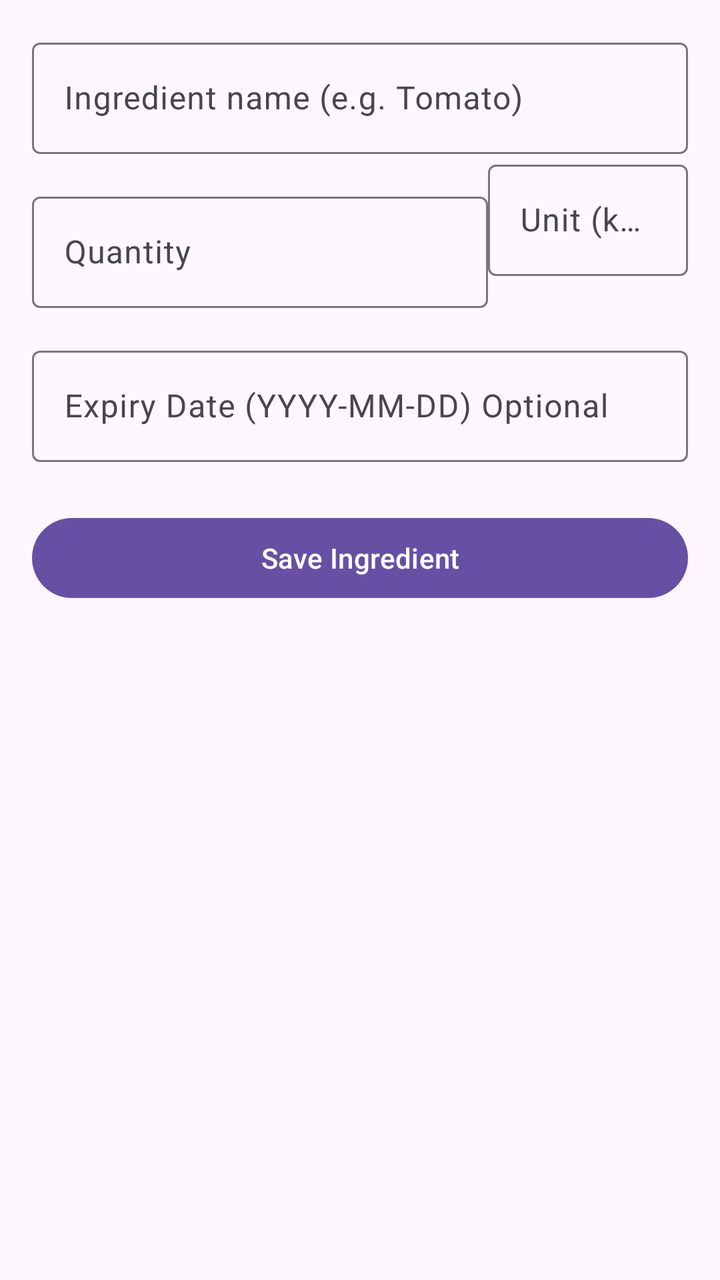
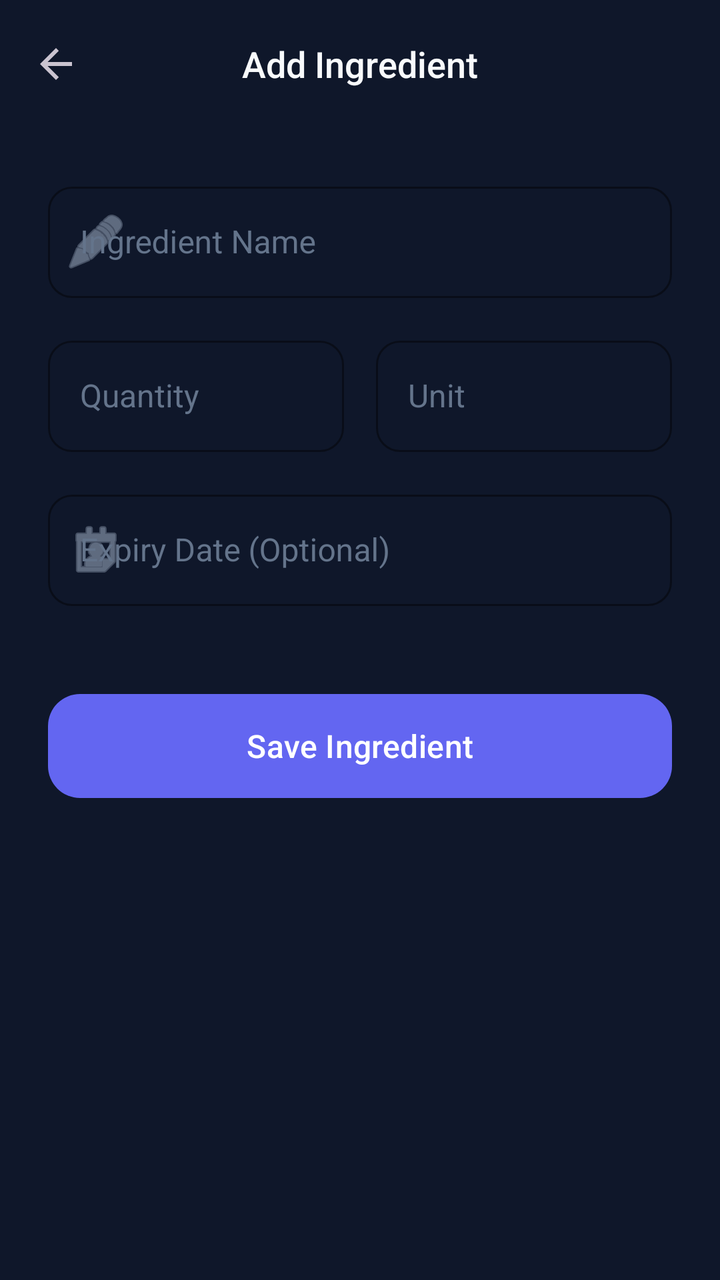

Compare the two renders of this Android layout. The source of the first and the diff that turns it into the second are given below.
<!-- AndroidManifest.xml: application theme Theme.SmartPantryManager -->
<!-- res/layout/activity_add_edit.xml -->
<?xml version="1.0" encoding="utf-8"?>
<androidx.constraintlayout.widget.ConstraintLayout
    xmlns:android="http://schemas.android.com/apk/res/android"
    xmlns:app="http://schemas.android.com/apk/res-auto"
    android:layout_width="match_parent"
    android:layout_height="match_parent"
    android:padding="16dp">

    <com.google.android.material.textfield.TextInputLayout
        android:id="@+id/layoutName"
        android:layout_width="match_parent"
        android:layout_height="wrap_content"
        app:layout_constraintTop_toTopOf="parent">
        <com.google.android.material.textfield.TextInputEditText
            android:id="@+id/edtName"
            android:layout_width="match_parent"
            android:layout_height="wrap_content"
            android:hint="Ingredient name (e.g. Tomato)"/>
    </com.google.android.material.textfield.TextInputLayout>

    <com.google.android.material.textfield.TextInputLayout
        android:id="@+id/layoutQty"
        android:layout_width="0dp"
        android:layout_height="wrap_content"
        android:layout_marginTop="16dp"
        app:layout_constraintTop_toBottomOf="@id/layoutName"
        app:layout_constraintStart_toStartOf="parent"
        app:layout_constraintEnd_toStartOf="@id/layoutUnit"
        app:layout_constraintHorizontal_weight="1">
        <com.google.android.material.textfield.TextInputEditText
            android:id="@+id/edtQuantity"
            android:layout_width="match_parent"
            android:layout_height="wrap_content"
            android:inputType="numberDecimal"
            android:hint="Quantity"/>
    </com.google.android.material.textfield.TextInputLayout>

    <com.google.android.material.textfield.TextInputLayout
        android:id="@+id/layoutUnit"
        android:layout_width="100dp"
        android:layout_height="wrap_content"
        android:layout_marginStart="8dp"
        app:layout_constraintTop_toBottomOf="@id/layoutName"
        app:layout_constraintEnd_toEndOf="parent">
        <com.google.android.material.textfield.TextInputEditText
            android:id="@+id/edtUnit"
            android:layout_width="match_parent"
            android:layout_height="wrap_content"
            android:hint="Unit (kg/pcs)"/>
    </com.google.android.material.textfield.TextInputLayout>

    <com.google.android.material.textfield.TextInputLayout
        android:id="@+id/layoutExpiry"
        android:layout_width="match_parent"
        android:layout_height="wrap_content"
        android:layout_marginTop="16dp"
        app:layout_constraintTop_toBottomOf="@id/layoutQty">
        <com.google.android.material.textfield.TextInputEditText
            android:id="@+id/edtExpiry"
            android:layout_width="match_parent"
            android:layout_height="wrap_content"
            android:hint="Expiry Date (YYYY-MM-DD) Optional"/>
    </com.google.android.material.textfield.TextInputLayout>

    <com.google.android.material.button.MaterialButton
        android:id="@+id/btnSave"
        android:layout_width="match_parent"
        android:layout_height="wrap_content"
        android:layout_marginTop="24dp"
        android:text="Save Ingredient"
        app:layout_constraintTop_toBottomOf="@id/layoutExpiry"/>

</androidx.constraintlayout.widget.ConstraintLayout>
<!-- resources referenced by this layout -->
<resources>
  <style name="Theme.SmartPantryManager" parent="Base.Theme.SmartPantryManager" />
  <style name="Base.Theme.SmartPantryManager" parent="Theme.Material3.DayNight.NoActionBar">
          
          
      </style>
</resources>

<!-- the commit's change to res/layout/activity_add_edit.xml (unified diff, before → after) -->
@@ -1,73 +1,128 @@
 <?xml version="1.0" encoding="utf-8"?>
-<androidx.constraintlayout.widget.ConstraintLayout
+<androidx.coordinatorlayout.widget.CoordinatorLayout
     xmlns:android="http://schemas.android.com/apk/res/android"
     xmlns:app="http://schemas.android.com/apk/res-auto"
     android:layout_width="match_parent"
     android:layout_height="match_parent"
-    android:padding="16dp">
+    android:background="@color/bg_deep_slate">
 
-    <com.google.android.material.textfield.TextInputLayout
-        android:id="@+id/layoutName"
+    <com.google.android.material.appbar.AppBarLayout
         android:layout_width="match_parent"
         android:layout_height="wrap_content"
-        app:layout_constraintTop_toTopOf="parent">
-        <com.google.android.material.textfield.TextInputEditText
-            android:id="@+id/edtName"
+        android:background="@color/bg_deep_slate"
+        app:elevation="0dp">
+
+        <com.google.android.material.appbar.MaterialToolbar
+            android:id="@+id/toolbarAddEdit"
+            android:layout_width="match_parent"
+            android:layout_height="?attr/actionBarSize"
+            app:title="Add Ingredient"
+            app:titleCentered="true"
+            app:navigationIcon="?attr/homeAsUpIndicator"
+            app:titleTextAppearance="@style/AppTitleMedium" />
+    </com.google.android.material.appbar.AppBarLayout>
+
+    <androidx.core.widget.NestedScrollView
+        android:layout_width="match_parent"
+        android:layout_height="match_parent"
+        app:layout_behavior="@string/appbar_scrolling_view_behavior">
+
+        <androidx.constraintlayout.widget.ConstraintLayout
             android:layout_width="match_parent"
             android:layout_height="wrap_content"
-            android:hint="Ingredient name (e.g. Tomato)"/>
-    </com.google.android.material.textfield.TextInputLayout>
+            android:padding="24dp">
 
-    <com.google.android.material.textfield.TextInputLayout
-        android:id="@+id/layoutQty"
-        android:layout_width="0dp"
-        android:layout_height="wrap_content"
-        android:layout_marginTop="16dp"
-        app:layout_constraintTop_toBottomOf="@id/layoutName"
-        app:layout_constraintStart_toStartOf="parent"
-        app:layout_constraintEnd_toStartOf="@id/layoutUnit"
-        app:layout_constraintHorizontal_weight="1">
-        <com.google.android.material.textfield.TextInputEditText
-            android:id="@+id/edtQuantity"
-            android:layout_width="match_parent"
-            android:layout_height="wrap_content"
-            android:inputType="numberDecimal"
-            android:hint="Quantity"/>
-    </com.google.android.material.textfield.TextInputLayout>
+            <com.google.android.material.textfield.TextInputLayout
+                android:id="@+id/layoutName"
+                style="@style/AppTextInputStyle"
+                android:layout_width="match_parent"
+                android:layout_height="wrap_content"
+                android:hint="Ingredient Name"
+                app:startIconDrawable="@android:drawable/ic_menu_edit"
+                app:layout_constraintTop_toTopOf="parent">
 
-    <com.google.android.material.textfield.TextInputLayout
-        android:id="@+id/layoutUnit"
-        android:layout_width="100dp"
-        android:layout_height="wrap_content"
-        android:layout_marginStart="8dp"
-        app:layout_constraintTop_toBottomOf="@id/layoutName"
-        app:layout_constraintEnd_toEndOf="parent">
-        <com.google.android.material.textfield.TextInputEditText
-            android:id="@+id/edtUnit"
-            android:layout_width="match_parent"
-            android:layout_height="wrap_content"
-            android:hint="Unit (kg/pcs)"/>
-    </com.google.android.material.textfield.TextInputLayout>
+                <com.google.android.material.textfield.TextInputEditText
+                    android:id="@+id/edtName"
+                    android:layout_width="match_parent"
+                    android:layout_height="wrap_content"
+                    android:inputType="textCapWords"
+                    android:textColor="@color/text_high_contrast" />
+            </com.google.android.material.textfield.TextInputLayout>
 
-    <com.google.android.material.textfield.TextInputLayout
-        android:id="@+id/layoutExpiry"
-        android:layout_width="match_parent"
-        android:layout_height="wrap_content"
-        android:layout_marginTop="16dp"
-        app:layout_constraintTop_toBottomOf="@id/layoutQty">
-        <com.google.android.material.textfield.TextInputEditText
-            android:id="@+id/edtExpiry"
-            android:layout_width="match_parent"
-            android:layout_height="wrap_content"
-            android:hint="Expiry Date (YYYY-MM-DD) Optional"/>
-    </com.google.android.material.textfield.TextInputLayout>
+            <LinearLayout
+                android:id="@+id/layoutQtyRow"
+                android:layout_width="match_parent"
+                android:layout_height="wrap_content"
+                android:layout_marginTop="16dp"
+                android:orientation="horizontal"
+                app:layout_constraintTop_toBottomOf="@id/layoutName">
 
-    <com.google.android.material.button.MaterialButton
-        android:id="@+id/btnSave"
-        android:layout_width="match_parent"
-        android:layout_height="wrap_content"
-        android:layout_marginTop="24dp"
-        android:text="Save Ingredient"
-        app:layout_constraintTop_toBottomOf="@id/layoutExpiry"/>
+                <com.google.android.material.textfield.TextInputLayout
+                    android:id="@+id/layoutQty"
+                    style="@style/AppTextInputStyle"
+                    android:layout_width="0dp"
+                    android:layout_height="wrap_content"
+                    android:layout_weight="1"
+                    android:hint="Quantity"
+                    android:layout_marginEnd="8dp">
 
-</androidx.constraintlayout.widget.ConstraintLayout>
+                    <com.google.android.material.textfield.TextInputEditText
+                        android:id="@+id/edtQuantity"
+                        android:layout_width="match_parent"
+                        android:layout_height="wrap_content"
+                        android:inputType="numberDecimal"
+                        android:textColor="@color/text_high_contrast" />
+                </com.google.android.material.textfield.TextInputLayout>
+
+                <com.google.android.material.textfield.TextInputLayout
+                    android:id="@+id/layoutUnit"
+                    style="@style/AppTextInputStyle"
+                    android:layout_width="0dp"
+                    android:layout_height="wrap_content"
+                    android:layout_weight="1"
+                    android:hint="Unit"
+                    android:layout_marginStart="8dp">
+
+                    <com.google.android.material.textfield.TextInputEditText
+                        android:id="@+id/edtUnit"
+                        android:layout_width="match_parent"
+                        android:layout_height="wrap_content"
+                        android:inputType="text"
+                        android:textColor="@color/text_high_contrast" />
+                </com.google.android.material.textfield.TextInputLayout>
+            </LinearLayout>
+
+            <com.google.android.material.textfield.TextInputLayout
+                android:id="@+id/layoutExpiry"
+                style="@style/AppTextInputStyle"
+                android:layout_width="match_parent"
+                android:layout_height="wrap_content"
+                android:layout_marginTop="16dp"
+                android:hint="Expiry Date (Optional)"
+                app:startIconDrawable="@android:drawable/ic_menu_my_calendar"
+                app:layout_constraintTop_toBottomOf="@id/layoutQtyRow">
+
+                <com.google.android.material.textfield.TextInputEditText
+                    android:id="@+id/edtExpiry"
+                    android:layout_width="match_parent"
+                    android:layout_height="wrap_content"
+                    android:inputType="date"
+                    android:textColor="@color/text_high_contrast" />
+            </com.google.android.material.textfield.TextInputLayout>
+
+            <com.google.android.material.button.MaterialButton
+                android:id="@+id/btnSave"
+                android:layout_width="match_parent"
+                android:layout_height="60dp"
+                android:layout_marginTop="40dp"
+                android:text="Save Ingredient"
+                android:textAllCaps="false"
+                android:textSize="16sp"
+                app:cornerRadius="16dp"
+                app:backgroundTint="@color/accent_indigo"
+                app:layout_constraintTop_toBottomOf="@id/layoutExpiry" />
+
+        </androidx.constraintlayout.widget.ConstraintLayout>
+    </androidx.core.widget.NestedScrollView>
+
+</androidx.coordinatorlayout.widget.CoordinatorLayout>
<!-- resource entries referenced after the edit -->
@@ -1,9 +1,81 @@
 <!-- resources referenced by this layout -->
 <resources>
+  <color name="accent_indigo">#6366F1</color>
+  <color name="bg_deep_slate">#0F172A</color>
+  <color name="text_high_contrast">#F8FAFC</color>
+  <style name="AppTextInputStyle" parent="Widget.Material3.TextInputLayout.OutlinedBox">
+          <item name="boxStrokeColor">@color/accent_indigo</item>
+          <item name="boxCornerRadiusTopStart">12dp</item>
+          <item name="boxCornerRadiusTopEnd">12dp</item>
+          <item name="boxCornerRadiusBottomStart">12dp</item>
+          <item name="boxCornerRadiusBottomEnd">12dp</item>
+          <item name="hintTextColor">@color/text_medium_contrast</item>
+          <item name="android:textColorHint">@color/text_low_contrast</item>
+      </style>
+  <style name="AppTitleMedium">
+          <item name="android:textColor">@color/text_high_contrast</item>
+          <item name="android:textSize">18sp</item>
+          <item name="android:fontFamily">sans-serif-medium</item>
+      </style>
   <style name="Theme.SmartPantryManager" parent="Base.Theme.SmartPantryManager" />
-  <style name="Base.Theme.SmartPantryManager" parent="Theme.Material3.DayNight.NoActionBar">
+  <color name="text_medium_contrast">#94A3B8</color>
+  <color name="text_low_contrast">#64748B</color>
+  <style name="Base.Theme.SmartPantryManager" parent="Theme.Material3.Dark.NoActionBar">
           
+          <item name="colorPrimary">@color/accent_indigo</item>
+          <item name="colorOnPrimary">@color/white</item>
+          <item name="colorPrimaryContainer">@color/accent_indigo_variant</item>
+          <item name="colorOnPrimaryContainer">@color/white</item>
+  
           
+          <item name="colorSecondary">@color/text_medium_contrast</item>
+          <item name="colorOnSecondary">@color/bg_deep_slate</item>
+  
+          
+          <item name="android:statusBarColor">@color/bg_deep_slate</item>
+          <item name="android:windowLightStatusBar">false</item>
+  
+          
+          <item name="android:windowBackground">@color/bg_deep_slate</item>
+          <item name="colorSurface">@color/surface_soft_charcoal</item>
+          <item name="colorOnSurface">@color/text_high_contrast</item>
+          <item name="colorSurfaceVariant">@color/surface_soft_charcoal</item>
+          <item name="colorOnSurfaceVariant">@color/text_medium_contrast</item>
+  
+          
+          <item name="textAppearanceHeadlineLarge">@style/AppHeadlineLarge</item>
+          <item name="textAppearanceTitleMedium">@style/AppTitleMedium</item>
+          <item name="textAppearanceBodyLarge">@style/AppBodyLarge</item>
+  
+          
+          <item name="materialCardViewStyle">@style/AppCardStyle</item>
+          <item name="textInputStyle">@style/AppTextInputStyle</item>
+          <item name="bottomNavigationStyle">@style/AppBottomNavStyle</item>
+      </style>
+  <color name="white">#FFFFFF</color>
+  <color name="accent_indigo_variant">#4F46E5</color>
+  <color name="surface_soft_charcoal">#1E293B</color>
+  <style name="AppHeadlineLarge">
+          <item name="android:textColor">@color/text_high_contrast</item>
+          <item name="android:textSize">32sp</item>
+          <item name="android:fontFamily">sans-serif-medium</item>
+      </style>
+  <style name="AppBodyLarge">
+          <item name="android:textColor">@color/text_medium_contrast</item>
+          <item name="android:textSize">16sp</item>
+      </style>
+  <style name="AppCardStyle" parent="Widget.Material3.CardView.Elevated">
+          <item name="cardBackgroundColor">@color/surface_soft_charcoal</item>
+          <item name="cardCornerRadius">16dp</item>
+          <item name="cardElevation">2dp</item>
+          <item name="strokeColor">@color/accent_indigo</item>
+          <item name="strokeWidth">0.5dp</item>
+      </style>
+  <style name="AppBottomNavStyle" parent="Widget.Material3.BottomNavigationView">
+          <item name="backgroundTint">@color/surface_soft_charcoal</item>
+          <item name="itemIconTint">@color/nav_item_tint</item>
+          <item name="itemTextColor">@color/nav_item_tint</item>
+          <item name="itemRippleColor">@color/accent_indigo</item>
       </style>
 </resources>
 
